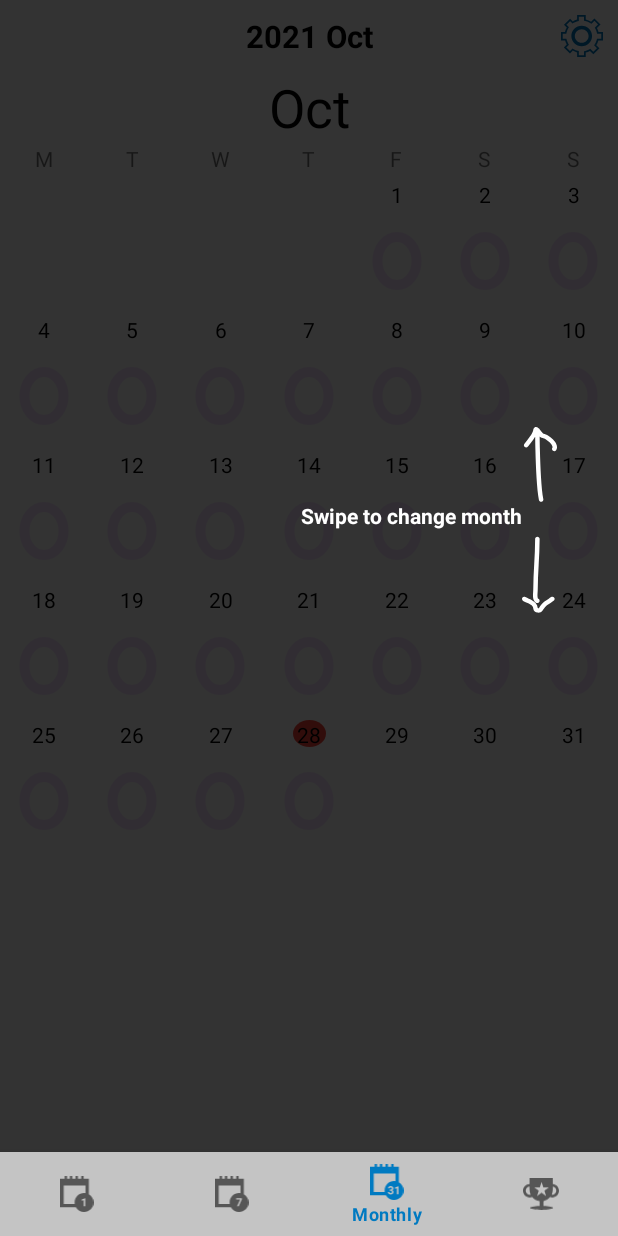
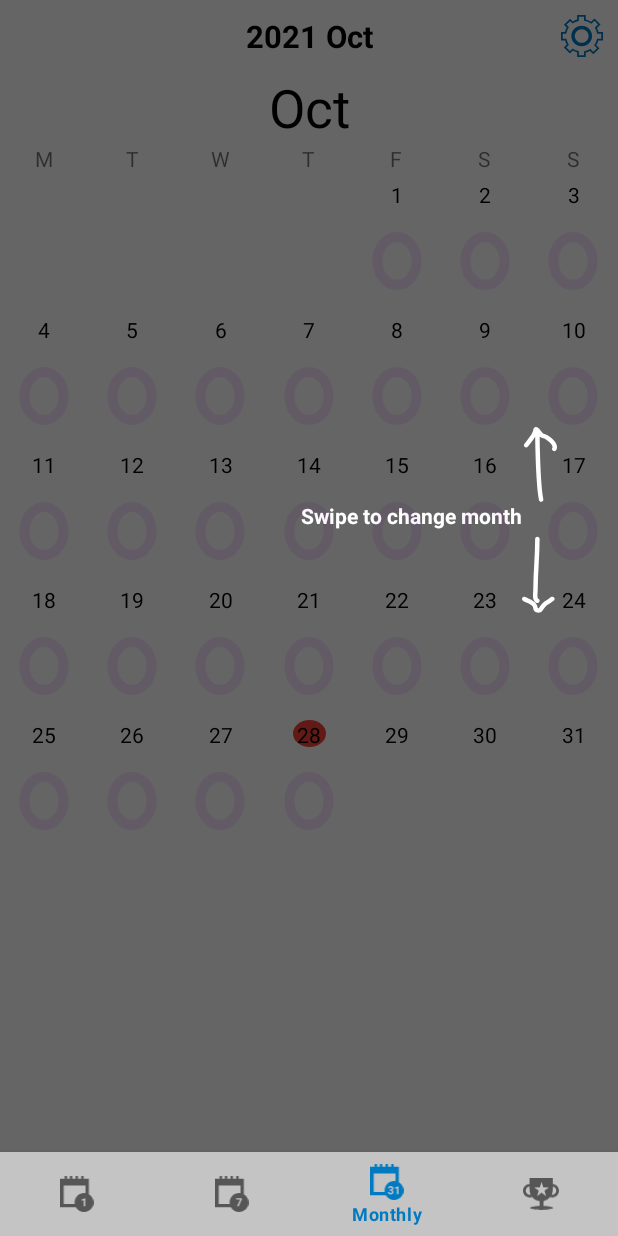
Before and after one commit to winstonmoon/motivational-todo-list-android, an Android app: the MonthlyFragment screen opened through its navigation route, on a phone screen of 412 x 824 dp. Run offline under Robolectric (Android 15) with nearby library versions, the phone set to English and light mode, and no system bars; our stand-ins replace AdMob, Room's generated code, data binding, navigation-ui; 6 statements that could not run were skipped.

Commit message:
change alpha on coach page

```diff
--- a/app/src/main/res/layout/layout_coach_daily_tap_add.xml
+++ b/app/src/main/res/layout/layout_coach_daily_tap_add.xml
@@ -7,7 +7,8 @@
         android:id="@+id/container_coach"
         android:layout_width="match_parent"
         android:layout_height="match_parent"
-        android:background="#cc000000"
+        android:background="@color/black"
+        android:alpha="0.8"
         android:clickable="true"
         android:focusable="true">
 
--- a/app/src/main/res/layout/layout_coach_daily_tap_complete.xml
+++ b/app/src/main/res/layout/layout_coach_daily_tap_complete.xml
@@ -7,7 +7,8 @@
         android:id="@+id/container_coach"
         android:layout_width="match_parent"
         android:layout_height="match_parent"
-        android:background="#cc000000"
+        android:background="@color/black"
+        android:alpha="0.8"
         android:clickable="true"
         android:focusable="true">
 
--- a/app/src/main/res/layout/layout_coach_daily_tap_edit_or_delete.xml
+++ b/app/src/main/res/layout/layout_coach_daily_tap_edit_or_delete.xml
@@ -7,7 +7,8 @@
         android:id="@+id/container_coach"
         android:layout_width="match_parent"
         android:layout_height="match_parent"
-        android:background="#cc000000"
+        android:background="@color/black"
+        android:alpha="0.8"
         android:clickable="true"
         android:focusable="true">
 
--- a/app/src/main/res/layout/layout_coach_monthly_swipe.xml
+++ b/app/src/main/res/layout/layout_coach_monthly_swipe.xml
@@ -7,7 +7,8 @@
         android:id="@+id/container_coach"
         android:layout_width="match_parent"
         android:layout_height="match_parent"
-        android:background="#cc000000"
+        android:background="@color/black"
+        android:alpha="0.6"
         android:clickable="true"
         android:focusable="true">
 
--- a/app/src/main/res/layout/layout_coach_weekly_swipe.xml
+++ b/app/src/main/res/layout/layout_coach_weekly_swipe.xml
@@ -7,7 +7,8 @@
         android:id="@+id/container_coach"
         android:layout_width="match_parent"
         android:layout_height="match_parent"
-        android:background="#cc000000"
+        android:background="@color/black"
+        android:alpha="0.6"
         android:clickable="true"
         android:focusable="true">
 
--- a/app/src/main/res/layout/layout_coach_weekly_tap.xml
+++ b/app/src/main/res/layout/layout_coach_weekly_tap.xml
@@ -7,7 +7,8 @@
         android:id="@+id/container_coach"
         android:layout_width="match_parent"
         android:layout_height="match_parent"
-        android:background="#cc000000"
+        android:background="@color/black"
+        android:alpha="0.6"
         android:clickable="true"
         android:focusable="true">
 
```
